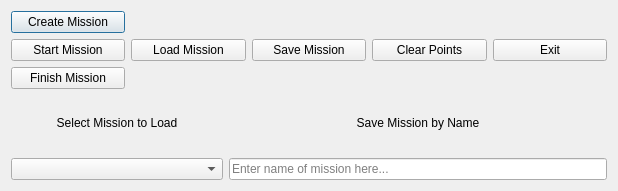
Above: GS/gscontrolpanel.ui from UCI-UAVForge/GroundStation before the change. Below: the same form after it.
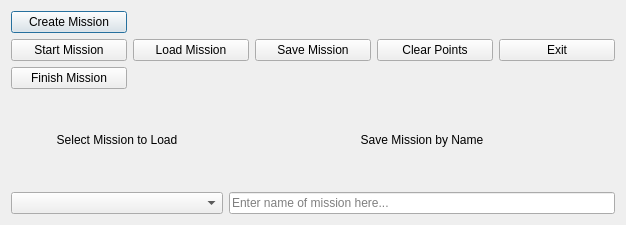
That is the form after the change.

```diff
--- a/GS/gscontrolpanel.ui
+++ b/GS/gscontrolpanel.ui
@@ -6,8 +6,8 @@
    <rect>
     <x>0</x>
     <y>0</y>
-    <width>618</width>
-    <height>191</height>
+    <width>626</width>
+    <height>225</height>
    </rect>
   </property>
   <property name="windowTitle">
```
Left out of the diff: 6 changed lines with no effect on the pictures.
